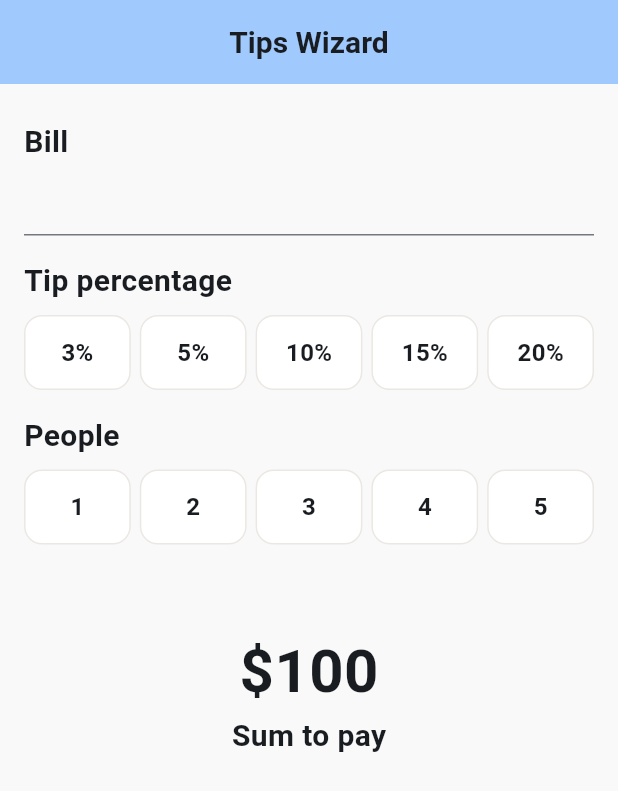
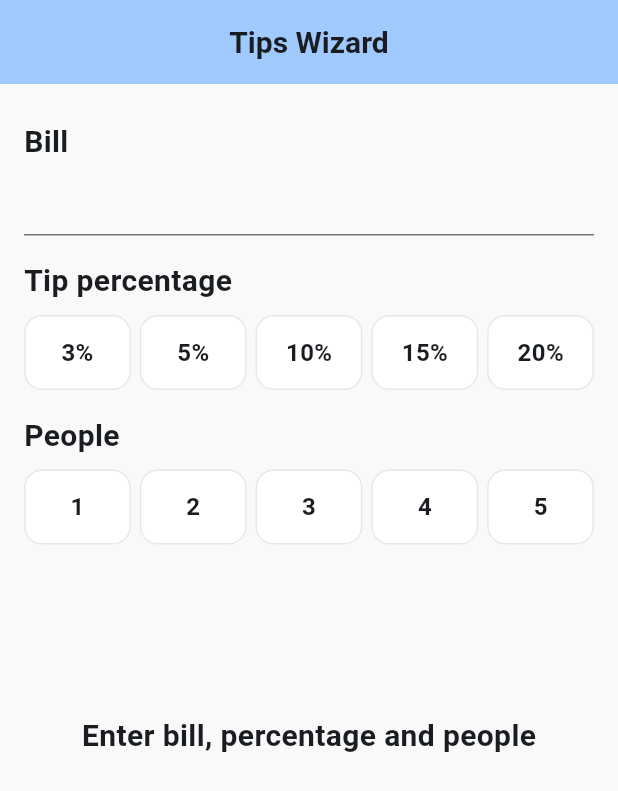
Before and after one commit to fedosovmu/tipwizard, a Flutter app: the screen it shows after launch, on a phone screen of 412 x 824 dp. Shown: the top 791 px of the screen. Run offline on Flutter 3.47's test engine with Material 3 defaults, Android fonts, the light colour scheme and no system bars; our stand-ins replace flutter_riverpod, freezed_annotation.

Commit message:
Make tips calculation

```diff
--- a/lib/features/home_page/home_page.dart
+++ b/lib/features/home_page/home_page.dart
@@ -3,6 +3,7 @@ import 'package:tipwizard/features/common/my_fonts.dart';
 import 'package:tipwizard/features/home_page/ui/my_input.dart';
 import 'package:tipwizard/features/people_buttons/people_buttons.dart';
 import 'package:tipwizard/features/tip_buttons/tip_buttons.dart';
+import 'package:tipwizard/features/tip_calculator/ui/tips_sum_widget.dart';
 
 class HomePage extends StatelessWidget {
   const HomePage({super.key});
@@ -48,22 +49,7 @@ class HomePage extends StatelessWidget {
               SizedBox(height: 8),
               PeopleButtons(),
               SizedBox(height: 56),
-              SizedBox(
-                width: double.infinity,
-                child: Column(
-                  crossAxisAlignment: CrossAxisAlignment.center,
-                  children: [
-                    Text(
-                      '\$100',
-                      style: MyFonts.h1,
-                    ),
-                    Text(
-                      'Sum to pay',
-                      style: MyFonts.h3,
-                    ),
-                  ],
-                ),
-              )
+              TipsSumWidget(),
             ],
           ),
         ),
--- /dev/null
+++ b/lib/features/tip_calculator/logic/tips_state_holder.dart
@@ -0,0 +1,17 @@
+import 'package:flutter_riverpod/flutter_riverpod.dart';
+import 'package:tipwizard/features/tip_calculator/state/tips_state.dart';
+
+final tipsStateHolderProvider =
+    StateNotifierProvider<TipsStateHolder, TipsState>(
+  (ref) => TipsStateHolder(),
+);
+
+class TipsStateHolder extends StateNotifier<TipsState> {
+  TipsStateHolder() : super(const TipsState());
+
+  double? get tips => state.tips;
+
+  set tips(double? value) => state = state.copyWith(
+        tips: value,
+      );
+}
--- /dev/null
+++ b/lib/features/tip_calculator/ui/tips_sum_widget.dart
@@ -0,0 +1,30 @@
+import 'package:flutter/material.dart';
+import 'package:flutter_riverpod/flutter_riverpod.dart';
+import 'package:tipwizard/features/common/my_fonts.dart';
+import 'package:tipwizard/features/tip_calculator/logic/tips_state_holder.dart';
+
+class TipsSumWidget extends ConsumerWidget {
+  const TipsSumWidget({super.key});
+
+  @override
+  Widget build(BuildContext context, WidgetRef ref) {
+    final tipsState = ref.watch(tipsStateHolderProvider);
+    final tips = tipsState.tips;
+    return SizedBox(
+      width: double.infinity,
+      child: Column(
+        crossAxisAlignment: CrossAxisAlignment.center,
+        children: [
+          Text(
+            tips != null ? '\$$tips' : '',
+            style: MyFonts.h1,
+          ),
+          Text(
+            tips != null ? 'Sum to pay' : 'Enter bill, percentage and people',
+            style: MyFonts.h3,
+          ),
+        ],
+      ),
+    );
+  }
+}
```
Also changed, not shown: lib/features/people_buttons/logic/people_buttons_manager.dart (+8 -1 lines), lib/features/tip_buttons/logic/tip_buttons_manager.dart (+8 -1 lines), lib/features/tip_calculator/logic/tip_calculator.dart (added, +35 -0 lines), lib/features/tip_calculator/state/tips_state.dart (added, +10 -0 lines), lib/features/tip_calculator/state/tips_state.freezed.dart (added).
